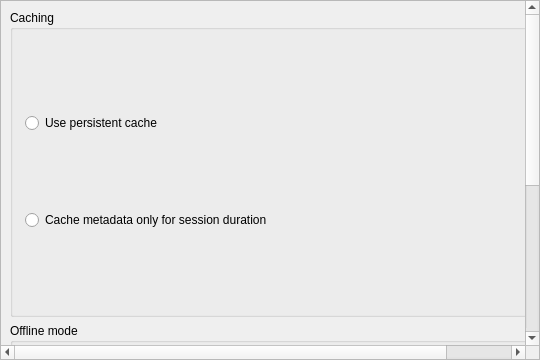
Above: src/Gui/SettingsCachePage.ui from jktjkt/trojita before the change. Below: the same form after it.
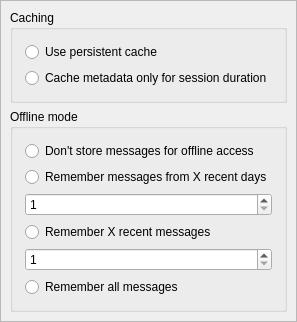
That is the form after the change.

Commit message: Fixed the settings dialog to be reasonable on the desktop (cherry picked from commit 927d4b5f2e1d2fd463c57e0b0b625cc18f67d4d9)

```diff
--- a/src/Gui/SettingsCachePage.ui
+++ b/src/Gui/SettingsCachePage.ui
@@ -2,31 +2,15 @@
 <ui version="4.0">
  <class>CachePage</class>
  <widget class="QScrollArea" name="CachePage">
-  <property name="geometry">
-   <rect>
-    <x>0</x>
-    <y>0</y>
-    <width>540</width>
-    <height>360</height>
-   </rect>
-  </property>
   <widget class="QWidget" name="scrollAreaWidgetContents">
-   <property name="geometry">
-    <rect>
-     <x>0</x>
-     <y>-297</y>
-     <width>602</width>
-     <height>637</height>
-    </rect>
-   </property>
    <layout class="QVBoxLayout" name="verticalLayout">
     <item>
      <widget class="QGroupBox" name="cachingGroup">
-      <property name="minimumSize">
-       <size>
-        <width>0</width>
-        <height>75</height>
-       </size>
+      <property name="sizePolicy">
+       <sizepolicy hsizetype="MinimumExpanding" vsizetype="Maximum">
+        <horstretch>0</horstretch>
+        <verstretch>0</verstretch>
+       </sizepolicy>
       </property>
       <property name="title">
        <string>Caching</string>
@@ -66,6 +50,12 @@
     </item>
     <item>
      <widget class="QGroupBox" name="offlineModeGroup">
+      <property name="sizePolicy">
+       <sizepolicy hsizetype="MinimumExpanding" vsizetype="Maximum">
+        <horstretch>0</horstretch>
+        <verstretch>0</verstretch>
+       </sizepolicy>
+      </property>
       <property name="title">
        <string>Offline mode</string>
       </property>
@@ -160,6 +150,19 @@
       </layout>
      </widget>
     </item>
+    <item>
+     <spacer name="verticalSpacer">
+      <property name="orientation">
+       <enum>Qt::Vertical</enum>
+      </property>
+      <property name="sizeHint" stdset="0">
+       <size>
+        <width>0</width>
+        <height>0</height>
+       </size>
+      </property>
+     </spacer>
+    </item>
    </layout>
   </widget>
  </widget>
```
The commit also changes 4 other files.
